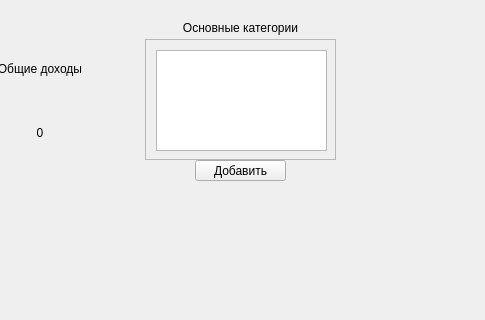
This is untitled1/income.ui in LevGolodin/C-Project as Qt 5 draws it before an edit; both pictures show x 315 to 800 and y 0 to 320 of the 800 by 600 pixel window. The edited form follows.
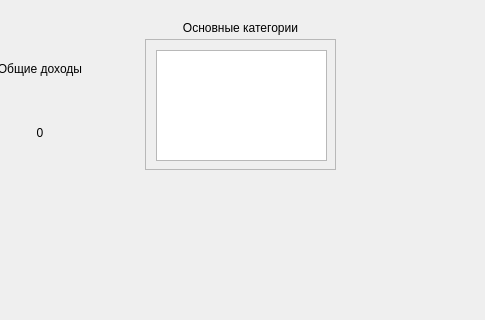
This is the edited form.

The edit to the form file:
```diff
--- a/untitled1/income.ui
+++ b/untitled1/income.ui
@@ -20,7 +20,7 @@
       <x>460</x>
       <y>39</y>
       <width>191</width>
-      <height>121</height>
+      <height>131</height>
      </rect>
     </property>
     <property name="widgetResizable">
@@ -32,16 +32,16 @@
        <x>0</x>
        <y>0</y>
        <width>189</width>
-       <height>119</height>
+       <height>129</height>
       </rect>
      </property>
-     <widget class="QListView" name="listView">
+     <widget class="QListWidget" name="listWidget">
       <property name="geometry">
        <rect>
         <x>10</x>
         <y>10</y>
         <width>171</width>
-        <height>101</height>
+        <height>111</height>
        </rect>
       </property>
      </widget>
@@ -146,19 +146,6 @@
      <set>Qt::AlignCenter</set>
     </property>
    </widget>
-   <widget class="QPushButton" name="pushButton_2">
-    <property name="geometry">
-     <rect>
-      <x>510</x>
-      <y>160</y>
-      <width>91</width>
-      <height>21</height>
-     </rect>
-    </property>
-    <property name="text">
-     <string>Добавить</string>
-    </property>
-   </widget>
   </widget>
   <widget class="QMenuBar" name="menubar">
    <property name="geometry">
```
Left out of the diff: 2 changed lines with no effect on the pictures.
